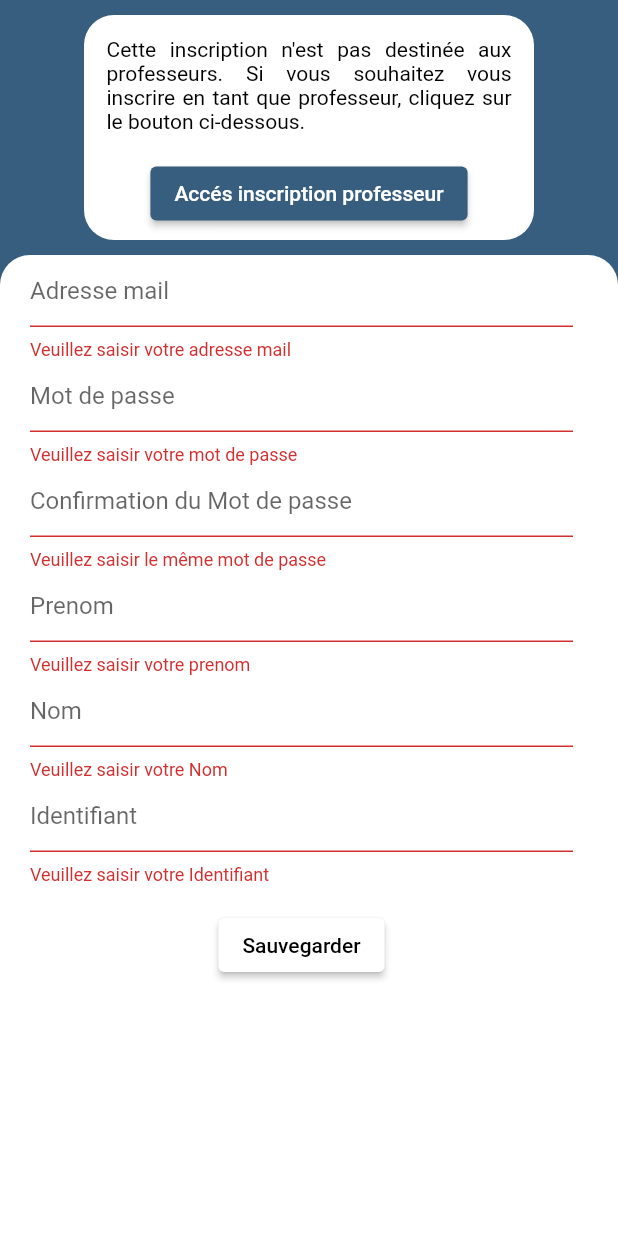
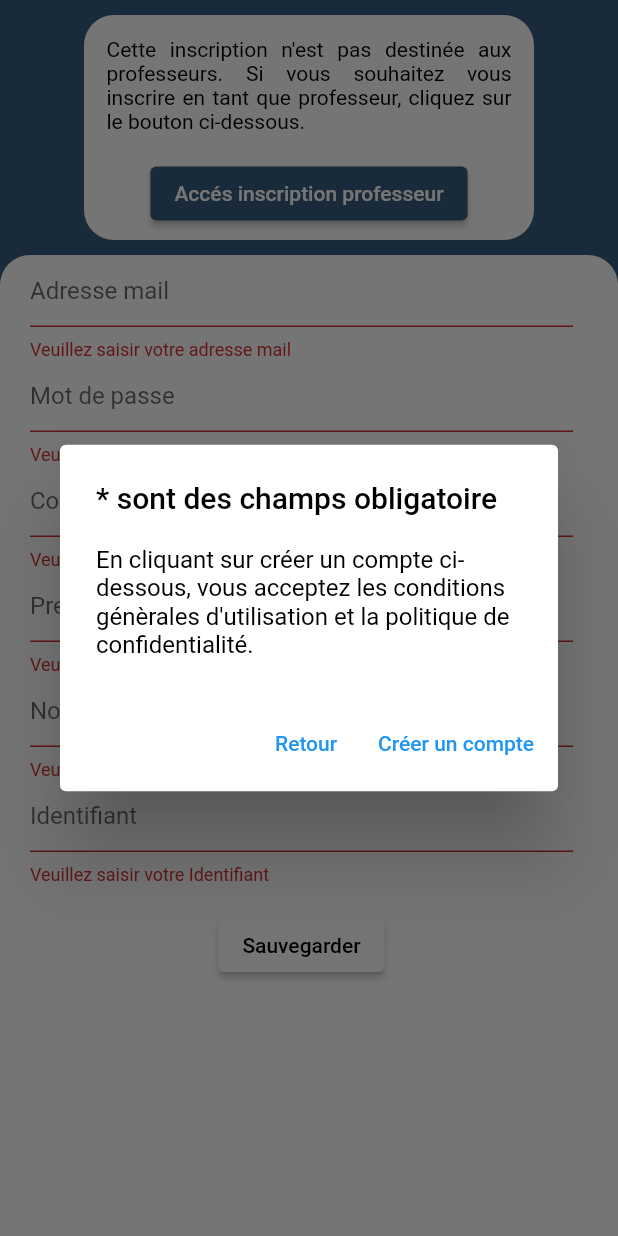
Before and after one commit to damienarrive/vienne_en_jeux, a Flutter app: the MyCustomForm widget shown alone on an empty page, opened directly, after a tap on "Sauvegarder", on a phone screen of 412 x 824 dp. Run offline on Flutter 3.47's test engine with Material 2 defaults, Android fonts, the light colour scheme and no system bars; our stand-ins replace flutter_markdown.

Commit message:
Inscription avec pop up

```diff
--- a/lib/page/Inscription.dart
+++ b/lib/page/Inscription.dart
@@ -183,12 +183,81 @@ class MyCustomFormState extends State<MyCustomForm> {
                 padding:
                 const EdgeInsets.symmetric(vertical: 16.0),
                 child: ElevatedButton(
+                  onPressed: () {
+                    showDialog(
+                        context: context,
+                        builder: (context) => AlertDialog(
+                          title: Text('* sont des champs obligatoire'),
+                          content: Text(
+                              "En cliquant sur créer un compte ci-dessous, vous acceptez les conditions génèrales d'utilisation et la politique de confidentialité."
+                          ),
+                          actions: [
+                            TextButton(
+                              child: Text('Retour',
+                              style: TextStyle(color: Colors.blue,)
+                    ),
+                              onPressed: () => Navigator.pop(context),
+                            ),
+                            TextButton(
+                                child: Text('Créer un compte',
+                                    style: TextStyle(color: Colors.blue,)
+                                ),
+                            onPressed: () => Navigator.pop(context),
+                            ),
+                          ],
+                        ),
+                    );
+                    Container(
+                      margin: const EdgeInsets.all(50.0),
+                      padding:
+                      const EdgeInsets.symmetric(horizontal: 15, vertical: 15),
+                      decoration: BoxDecoration(
+                        color: Colors.white,
+                        borderRadius: BorderRadius.circular(20),
+                      ),
+                      child: Row(
+                        children: [
+                          Container(
+                            padding: EdgeInsets.fromLTRB(50, 0, 30, 10),
+                            child: ElevatedButton(
+                              onPressed: () {
+                                if (_formKey.currentState!.validate()) {
+                                  ScaffoldMessenger.of(context).showSnackBar(
+                                    const SnackBar(content: Text('Processing Data')),
+                                  );
+                                }
+                              },
+                              style: ElevatedButton.styleFrom(
+                                backgroundColor: Color(0xFF375E7E), // Background color
+                                foregroundColor: Colors.white, // Text Color (Foreground color)
+                              ),
+                              child: const Text('retour'),
+                            ),
 
-                  onPressed: () {
-                    // Validate returns true if the form is valid, or false otherwise.
+                          ),
+                          Container(
+                            padding: EdgeInsets.fromLTRB(0, 0, 0, 10),
+                            child: ElevatedButton(
+                              onPressed: () {
+                                if (_formKey.currentState!.validate()) {
+                                  ScaffoldMessenger.of(context).showSnackBar(
+                                    const SnackBar(content: Text('Processing Data')),
+                                  );
+                                }
+                              },
+                              style: ElevatedButton.styleFrom(
+                                backgroundColor: Color(0xFF375E7E), // Background color
+                                foregroundColor: Colors.white, // Text Color (Foreground color)
+                              ),
+                              child: const Text('Changer de mot de passe'),
+                            ),
+
+                          )
+                        ],
+                      ),
+                    );
+
                     if (_formKey.currentState!.validate()) {
-                      // If the form is valid, display a snackbar. In the real world,
-                      // you'd often call a server or save the information in a database.
                       ScaffoldMessenger.of(context).showSnackBar(
                         const SnackBar(content: Text('Processing Data')),
                       );
```
